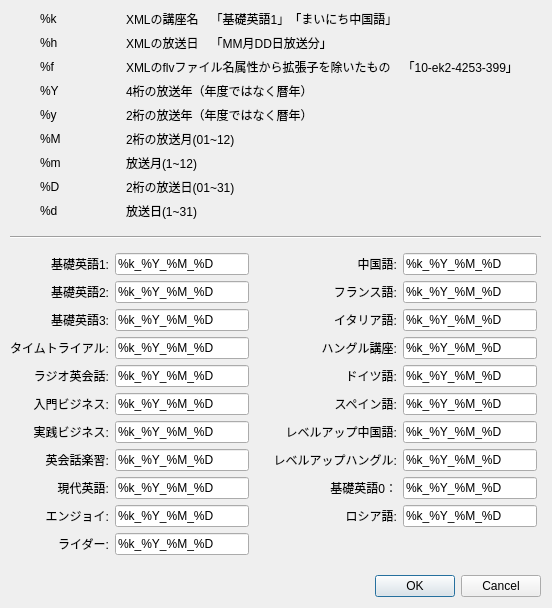
Qt form customizedialog.ui (CSReviser/CaptureStream) before a commit.
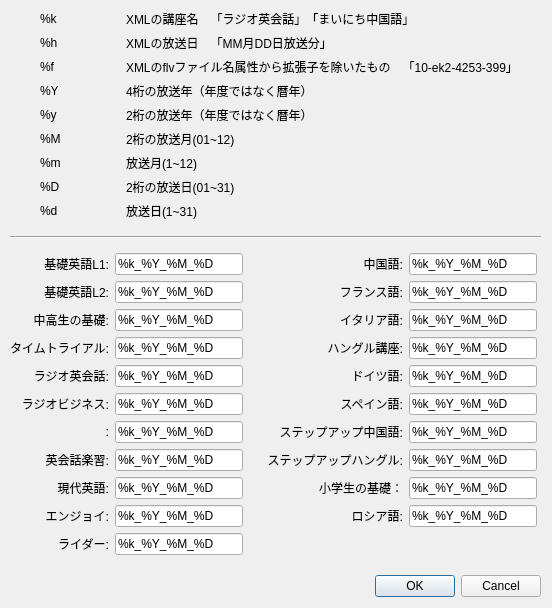
The same form after that commit.

Commit message: 2021年度講座に対応

The edit to the form file:
```diff
--- a/customizedialog.ui
+++ b/customizedialog.ui
@@ -69,7 +69,7 @@
     <item row="0" column="0">
      <widget class="QLabel" name="label">
       <property name="text">
-       <string>基礎英語1:</string>
+       <string>基礎英語L1:</string>
       </property>
       <property name="alignment">
        <set>Qt::AlignRight|Qt::AlignTrailing|Qt::AlignVCenter</set>
@@ -89,7 +89,7 @@
     <item row="1" column="0">
      <widget class="QLabel" name="label_2">
       <property name="text">
-       <string>基礎英語2:</string>
+       <string>基礎英語L2:</string>
       </property>
       <property name="alignment">
        <set>Qt::AlignRight|Qt::AlignTrailing|Qt::AlignVCenter</set>
@@ -106,7 +106,7 @@
     <item row="2" column="0">
      <widget class="QLabel" name="label_3">
       <property name="text">
-       <string>基礎英語3:</string>
+       <string>中高生の基礎:</string>
       </property>
       <property name="alignment">
        <set>Qt::AlignRight|Qt::AlignTrailing|Qt::AlignVCenter</set>
@@ -157,7 +157,7 @@
     <item row="5" column="0">
      <widget class="QLabel" name="label_6">
       <property name="text">
-       <string>入門ビジネス:</string>
+       <string>ラジオビジネス:</string>
       </property>
       <property name="alignment">
        <set>Qt::AlignRight|Qt::AlignTrailing|Qt::AlignVCenter</set>
@@ -174,7 +174,7 @@
     <item row="6" column="0">
      <widget class="QLabel" name="label_7">
       <property name="text">
-       <string>実践ビジネス:</string>
+       <string>:</string>
       </property>
       <property name="alignment">
        <set>Qt::AlignRight|Qt::AlignTrailing|Qt::AlignVCenter</set>
@@ -286,7 +286,7 @@
        <bool>true</bool>
       </property>
       <property name="text">
-       <string>レベルアップハングル:</string>
+       <string>ステップアップハングル:</string>
       </property>
       <property name="alignment">
        <set>Qt::AlignRight|Qt::AlignTrailing|Qt::AlignVCenter</set>
@@ -428,7 +428,7 @@
        <bool>true</bool>
       </property>
       <property name="text">
-       <string>レベルアップ中国語:</string>
+       <string>ステップアップ中国語:</string>
       </property>
       <property name="alignment">
        <set>Qt::AlignRight|Qt::AlignTrailing|Qt::AlignVCenter</set>
@@ -441,7 +441,7 @@
        <bool>true</bool>
       </property>
       <property name="text">
-       <string>基礎英語0：</string>
+       <string>小学生の基礎：</string>
       </property>
       <property name="alignment">
        <set>Qt::AlignRight|Qt::AlignTrailing|Qt::AlignVCenter</set>
@@ -503,7 +503,7 @@
     <item row="0" column="1">
      <widget class="QLabel" name="label_29">
       <property name="text">
-       <string>XMLの講座名　「基礎英語1」「まいにち中国語」</string>
+       <string>XMLの講座名　「ラジオ英会話」「まいにち中国語」</string>
       </property>
      </widget>
     </item>
```
The commit also changes 1 other file.
